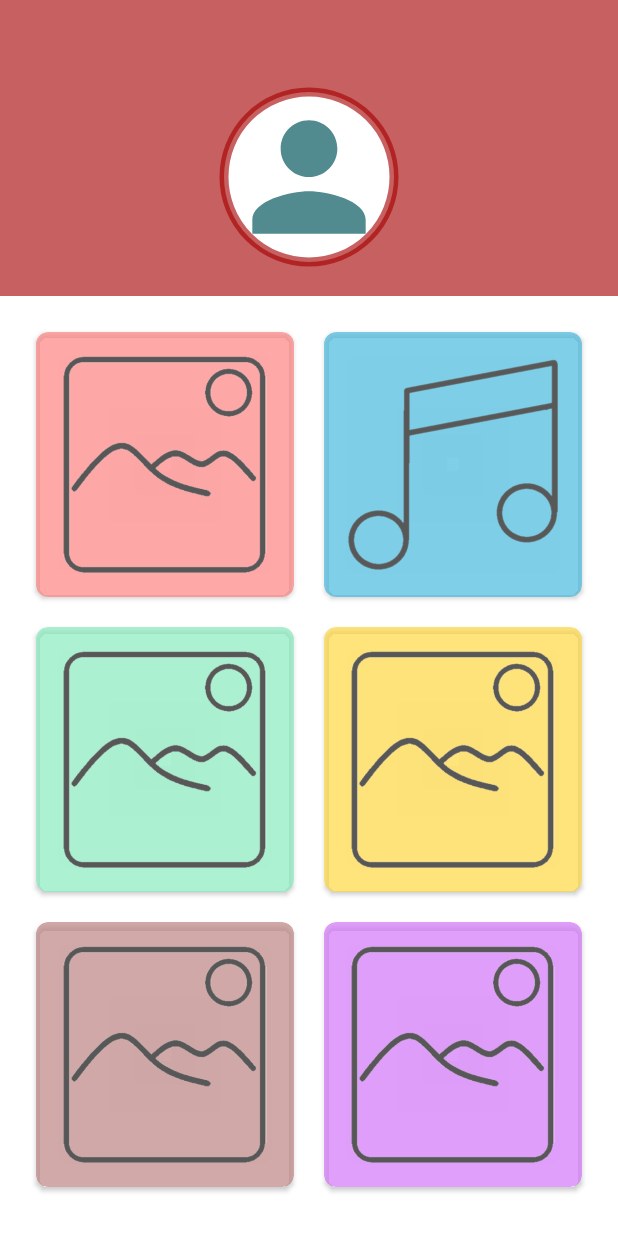
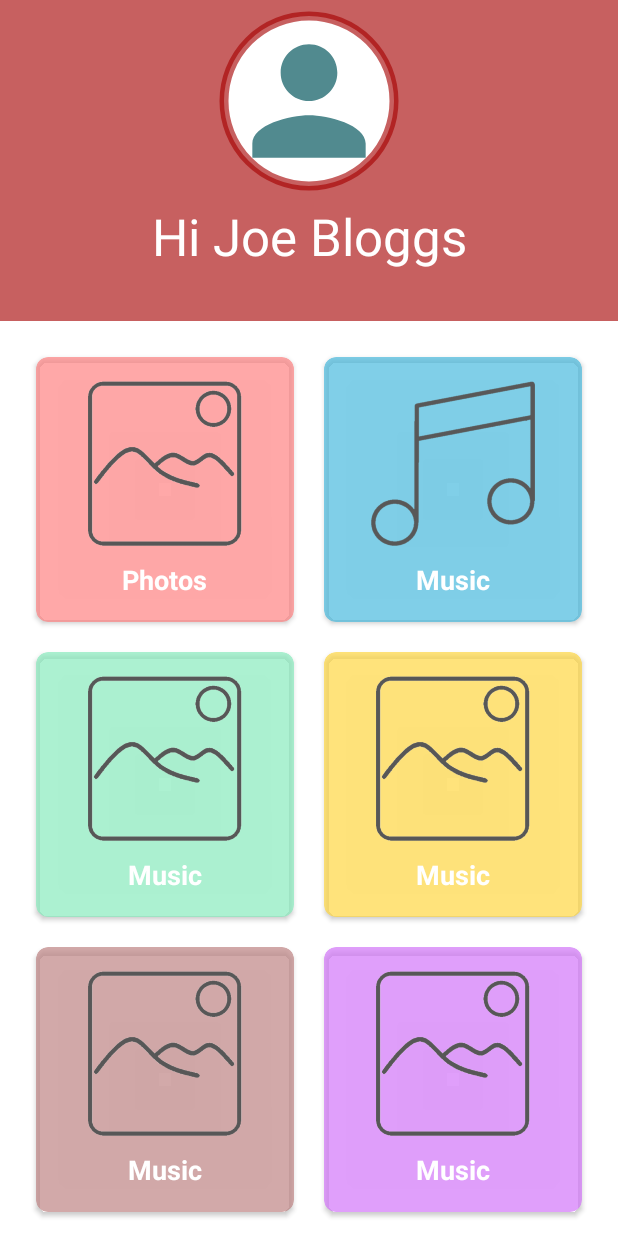
Before and after one commit to yahya-t/DALD, an Android app: the screen it shows after launch (MainActivity), on a phone screen of 412 x 824 dp. Run offline under Robolectric (Android 15) with nearby library versions, the phone set to English and light mode, and no system bars.

Commit message:
Initial Music Player functions and reorganised Home Screen

```diff
--- a/app/src/main/AndroidManifest.xml
+++ b/app/src/main/AndroidManifest.xml
@@ -16,13 +16,16 @@
         android:theme="@style/Theme.DALD"
         tools:targetApi="31">
         <activity
-            android:name=".MusicPlayerActivity"
+            android:name=".MusicPlayer.MusicPlayerActivity"
+            android:parentActivityName=".MainActivity"
             android:exported="false" />
         <activity
             android:name=".Gallery.ImageFullActivity"
+            android:parentActivityName=".Gallery.GalleryActivity"
             android:exported="false" />
         <activity
             android:name=".Gallery.GalleryActivity"
+            android:parentActivityName=".MainActivity"
             android:exported="false" />
         <activity
             android:name=".MainActivity"
--- a/app/src/main/java/com/example/dald/MainActivity.kt
+++ b/app/src/main/java/com/example/dald/MainActivity.kt
@@ -10,6 +10,7 @@ import androidx.core.view.WindowCompat
 import androidx.core.view.WindowInsetsCompat
 import androidx.core.view.WindowInsetsControllerCompat
 import com.example.dald.Gallery.*
+import com.example.dald.MusicPlayer.MusicPlayerActivity
 
 class MainActivity : AppCompatActivity() {
     @RequiresApi(Build.VERSION_CODES.R)
@@ -26,6 +27,11 @@ class MainActivity : AppCompatActivity() {
         startActivity(intent)
     }
 
+    fun musicPlayerCard(view: View) {
+        val intent = Intent(this, MusicPlayerActivity::class.java)
+        startActivity(intent)
+    }
+
     @RequiresApi(Build.VERSION_CODES.R)
     fun hideSystemUI() {
         WindowCompat.setDecorFitsSystemWindows(window, false)
--- /dev/null
+++ b/app/src/main/java/com/example/dald/MusicPlayer/MusicModel.kt
@@ -0,0 +1,5 @@
+package com.example.easytutomusicapp
+
+import java.io.Serializable
+
+class MusicModel(var path: String, var title: String, var duration: String) : Serializable
--- a/app/src/main/res/layout/activity_gallery.xml
+++ b/app/src/main/res/layout/activity_gallery.xml
@@ -21,7 +21,7 @@
         android:rowCount="2">
 
         <TextView
-            android:id="@+id/mainTitle"
+            android:id="@+id/galleryTitle"
             android:layout_width="match_parent"
             android:layout_height="wrap_content"
             android:layout_row="0"
--- a/app/src/main/res/layout/activity_main.xml
+++ b/app/src/main/res/layout/activity_main.xml
@@ -11,39 +11,40 @@
     <GridLayout
         android:layout_width="match_parent"
         android:layout_height="0dp"
-        android:layout_weight="2.4"
+        android:layout_weight="2.6"
         android:background="@color/homeBannerBackground"
-        android:clipChildren="false"
-        android:clipToPadding="false"
+
+
         android:columnCount="2"
-        android:padding="5dp"
+
         android:rowCount="2">
-
-        <TextView
-            android:id="@+id/mainTitle"
-            android:layout_width="match_parent"
-            android:layout_height="wrap_content"
-            android:layout_row="0"
-            android:layout_column="0"
-            android:layout_centerInParent="true"
-            android:gravity="center"
-            android:textColor="@android:color/white"
-            android:textSize="34sp"
-            tools:text="Hi Joe Bloggs" />
 
         <com.google.android.material.imageview.ShapeableImageView
             android:layout_width="120dp"
             android:layout_height="120dp"
-            android:layout_row="1"
+            android:layout_row="0"
             android:layout_column="0"
             android:layout_gravity="center_horizontal"
-            android:layout_marginTop="7dp"
+            android:layout_margin="7dp"
             android:background="@android:color/white"
             android:padding="3dp"
             android:src="@drawable/ic_baseline_person_24"
             app:shapeAppearanceOverlay="@style/circleImageView"
             app:strokeColor="@color/homeBannerBackground"
             app:strokeWidth="6dp" />
+
+        <TextView
+            android:id="@+id/mainTitle"
+            android:layout_width="match_parent"
+            android:layout_height="wrap_content"
+            android:layout_row="1"
+            android:layout_column="0"
+            android:layout_centerInParent="true"
+            android:gravity="center"
+
+            android:textColor="@android:color/white"
+            android:textSize="34sp"
+            android:text="Hi Joe Bloggs" />
 
     </GridLayout>
 
@@ -85,16 +86,18 @@
                     android:layout_width="wrap_content"
                     android:layout_height="wrap_content"
                     android:layout_gravity="center_horizontal"
-                    android:src="@drawable/gallery" />
+                    android:src="@drawable/gallery"
+                    android:layout_weight="1"/>
 
                 <TextView
                     android:layout_width="wrap_content"
                     android:layout_height="wrap_content"
-                    android:text="Me"
-                    android:textAlignment="center"
-                    android:textColor="@android:color/black"
+                    android:text="Photos"
+                    android:textColor="@android:color/white"
+                    android:layout_gravity="center"
+                    android:layout_marginTop="10dp"
                     android:textSize="18sp"
-                    android:textStyle="bold" />
+                    android:textStyle="bold"/>
 
             </LinearLayout>
 
@@ -110,6 +113,7 @@
             android:layout_margin="10dp"
             android:backgroundTint="@color/musicBackground"
             android:clickable="true"
+            android:onClick="musicPlayerCard"
             android:foreground="?attr/selectableItemBackground"
             app:cardCornerRadius="8dp"
             app:cardElevation="2dp">
@@ -125,16 +129,18 @@
                     android:layout_width="wrap_content"
                     android:layout_height="wrap_content"
                     android:layout_gravity="center_horizontal"
-                    android:src="@drawable/music" />
+                    android:src="@drawable/music"
+                    android:layout_weight="1"/>
 
                 <TextView
                     android:layout_width="wrap_content"
                     android:layout_height="wrap_content"
-                    android:text="Me"
-                    android:textAlignment="center"
-                    android:textColor="@android:color/black"
+                    android:text="Music"
+                    android:textColor="@android:color/white"
+                    android:layout_gravity="center"
+                    android:layout_marginTop="10dp"
                     android:textSize="18sp"
-                    android:textStyle="bold" />
+                    android:textStyle="bold"/>
 
             </LinearLayout>
 
@@ -168,16 +174,18 @@
                     android:layout_width="wrap_content"
                     android:layout_height="wrap_content"
                     android:layout_gravity="center_horizontal"
-                    android:src="@drawable/gallery" />
+                    android:src="@drawable/gallery"
+                    android:layout_weight="1"/>
 
                 <TextView
                     android:layout_width="wrap_content"
                     android:layout_height="wrap_content"
-                    android:text="Me"
-                    android:textAlignment="center"
-                    android:textColor="@android:color/black"
+                    android:text="Music"
+                    android:textColor="@android:color/white"
+                    android:layout_gravity="center"
+                    android:layout_marginTop="10dp"
                     android:textSize="18sp"
-                    android:textStyle="bold" />
+                    android:textStyle="bold"/>
 
             </LinearLayout>
 
@@ -208,16 +216,18 @@
                     android:layout_width="wrap_content"
                     android:layout_height="wrap_content"
                     android:layout_gravity="center_horizontal"
-                    android:src="@drawable/gallery" />
+                    android:src="@drawable/gallery"
+                    android:layout_weight="1"/>
 
                 <TextView
                     android:layout_width="wrap_content"
                     android:layout_height="wrap_content"
-                    android:text="Me"
-                    android:textAlignment="center"
-                    android:textColor="@android:color/black"
+                    android:text="Music"
+                    android:textColor="@android:color/white"
+                    android:layout_gravity="center"
+                    android:layout_marginTop="10dp"
                     android:textSize="18sp"
-                    android:textStyle="bold" />
+                    android:textStyle="bold"/>
 
             </LinearLayout>
 
@@ -251,16 +261,18 @@
                     android:layout_width="wrap_content"
                     android:layout_height="wrap_content"
                     android:layout_gravity="center_horizontal"
-                    android:src="@drawable/gallery" />
+                    android:src="@drawable/gallery"
+                    android:layout_weight="1"/>
 
                 <TextView
                     android:layout_width="wrap_content"
                     android:layout_height="wrap_content"
-                    android:text="Me"
-                    android:textAlignment="center"
-                    android:textColor="@android:color/black"
+                    android:text="Music"
+                    android:textColor="@android:color/white"
+                    android:layout_gravity="center"
+                    android:layout_marginTop="10dp"
                     android:textSize="18sp"
-                    android:textStyle="bold" />
+                    android:textStyle="bold"/>
 
             </LinearLayout>
 
@@ -291,16 +303,18 @@
                     android:layout_width="wrap_content"
                     android:layout_height="wrap_content"
                     android:layout_gravity="center_horizontal"
-                    android:src="@drawable/gallery" />
+                    android:src="@drawable/gallery"
+                    android:layout_weight="1"/>
 
                 <TextView
                     android:layout_width="wrap_content"
                     android:layout_height="wrap_content"
-                    android:text="Me"
-                    android:textAlignment="center"
-                    android:textColor="@android:color/black"
+                    android:text="Music"
+                    android:textColor="@android:color/white"
+                    android:layout_gravity="center"
+                    android:layout_marginTop="10dp"
                     android:textSize="18sp"
-                    android:textStyle="bold" />
+                    android:textStyle="bold"/>
 
             </LinearLayout>
 
```
Also changed, not shown: app/src/main/java/com/example/dald/MusicPlayer/MusicListAdapter.kt (added, +42 -0 lines), app/src/main/java/com/example/dald/MusicPlayer/MusicPlayerActivity.kt (+67 -1 lines), app/src/main/res/layout/activity_music_player.xml (+62 -3 lines), app/src/main/res/layout/music_recyler_item.xml (added, +33 -0 lines).
